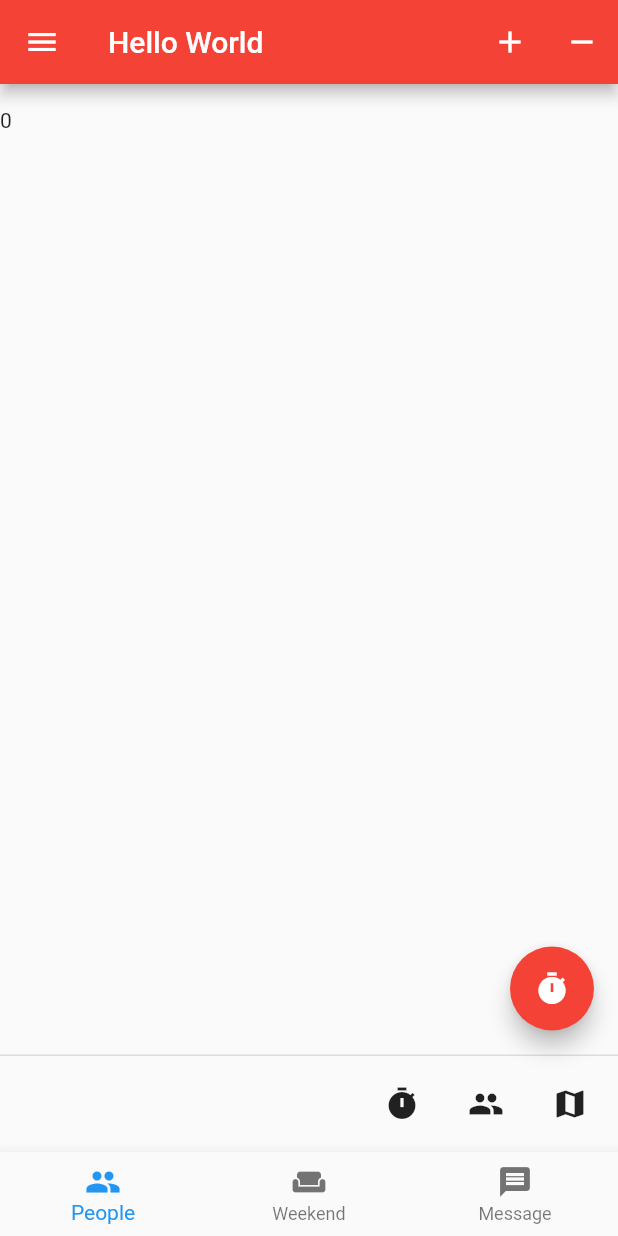
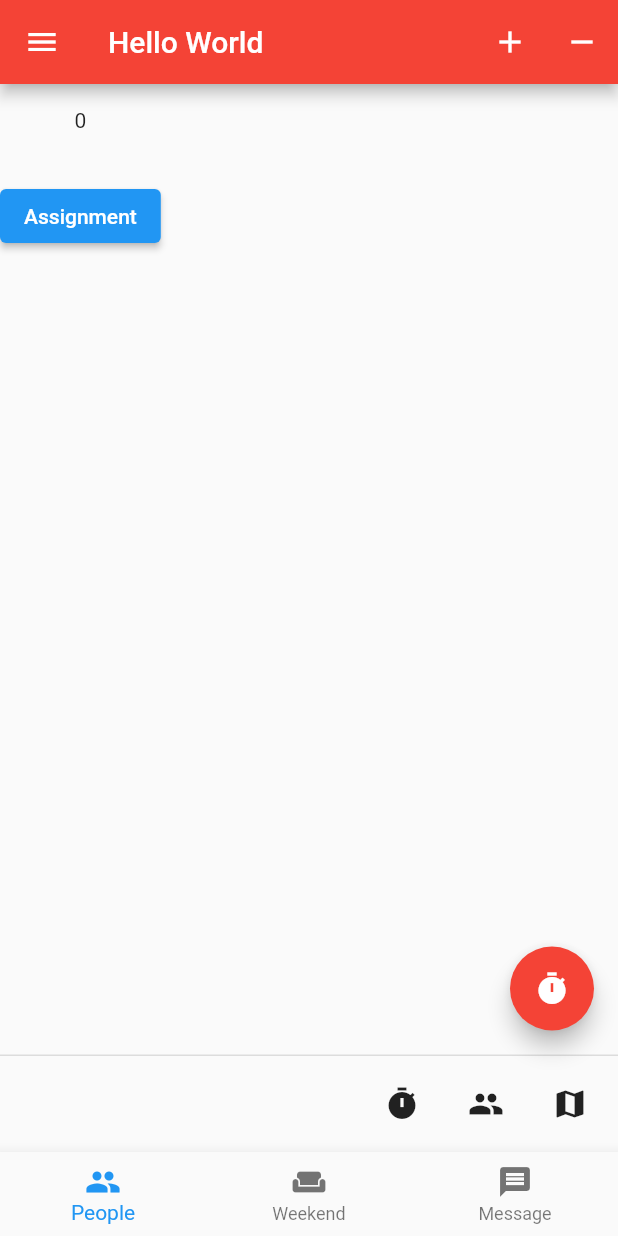
Before and after one commit to mhrjnamar/udemy_flutter_beginner, a Flutter app: the AppBarPractice screen opened directly, on a phone screen of 412 x 824 dp. Run offline on Flutter 3.47's test engine with Material 2 defaults, Android fonts, the phone set to English and light mode, and no system bars.

Commit message:
Section 4 Assignment Complete

```diff
--- a/lib/section_4_scaffold/chapters/AppBarPractice.dart
+++ b/lib/section_4_scaffold/chapters/AppBarPractice.dart
@@ -1,6 +1,7 @@
 
 
 import 'package:flutter/material.dart';
+import 'package:udemy_flutter_beginner/section_4_scaffold/assignment/Section4Assignment.dart';
 
 class AppBarPractice extends StatefulWidget {
   @override
@@ -20,27 +21,8 @@ class _AppBarPracticeState extends State<AppBarPractice> {
   String _footerValue ="";
   void _onClick(String value) => setState(() => _footerValue = value);
 
-  List<BottomNavigationBarItem> _items;
   String _bottomNavigationValue ="";
   int _index = 0;
-
-  @override
-  void initState() {
-    _items = [
-      BottomNavigationBarItem(
-        icon: Icon(Icons.people),
-        label: "People"
-      ),
-      BottomNavigationBarItem(
-          icon: Icon(Icons.weekend),
-          label: "Weekend"
-      ),
-      BottomNavigationBarItem(
-          icon: Icon(Icons.message),
-          label: "Message"
-      ),
-    ];
-  }
 
   @override
   Widget build(BuildContext context) {
@@ -106,6 +88,10 @@ class _AppBarPracticeState extends State<AppBarPractice> {
           Text(_value.toString()),
           Text(_footerValue),
           Text(_bottomNavigationValue),
+          ElevatedButton(onPressed: () =>
+              Navigator.push(context, MaterialPageRoute(
+                  builder: (context) => Section4Assignment())),
+              child: Text("Assignment"))
         ],
       )
     );
```
Also changed, not shown: lib/section_4_scaffold/assignment/Section4Assignment.dart (+26 -0 lines).
